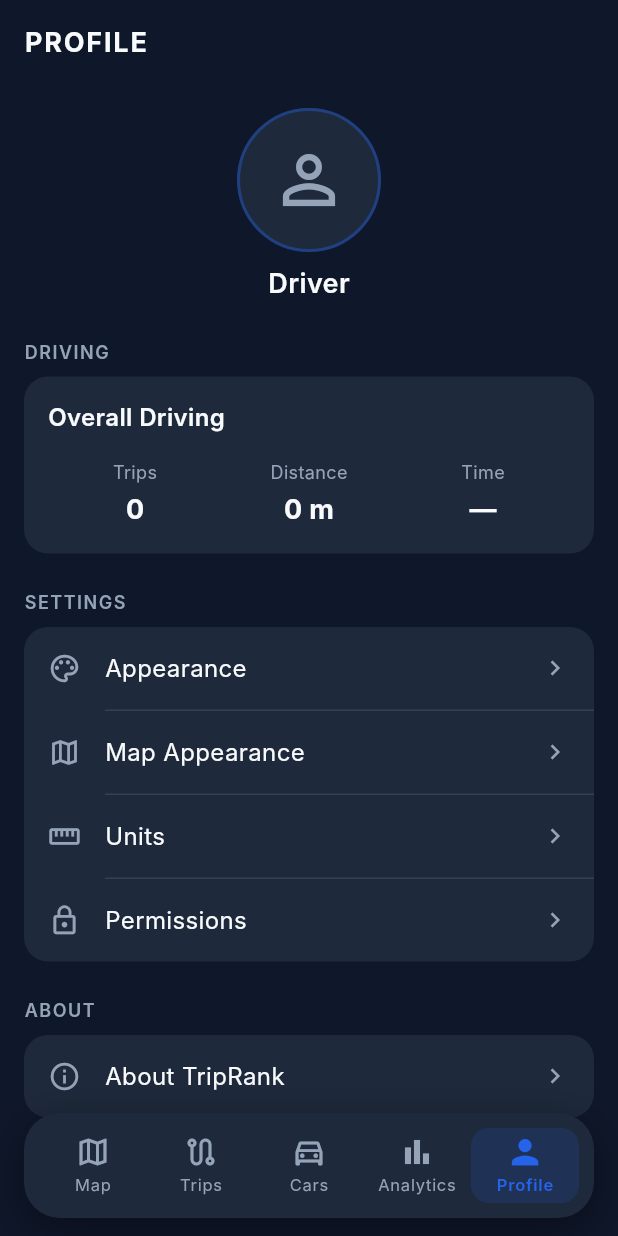
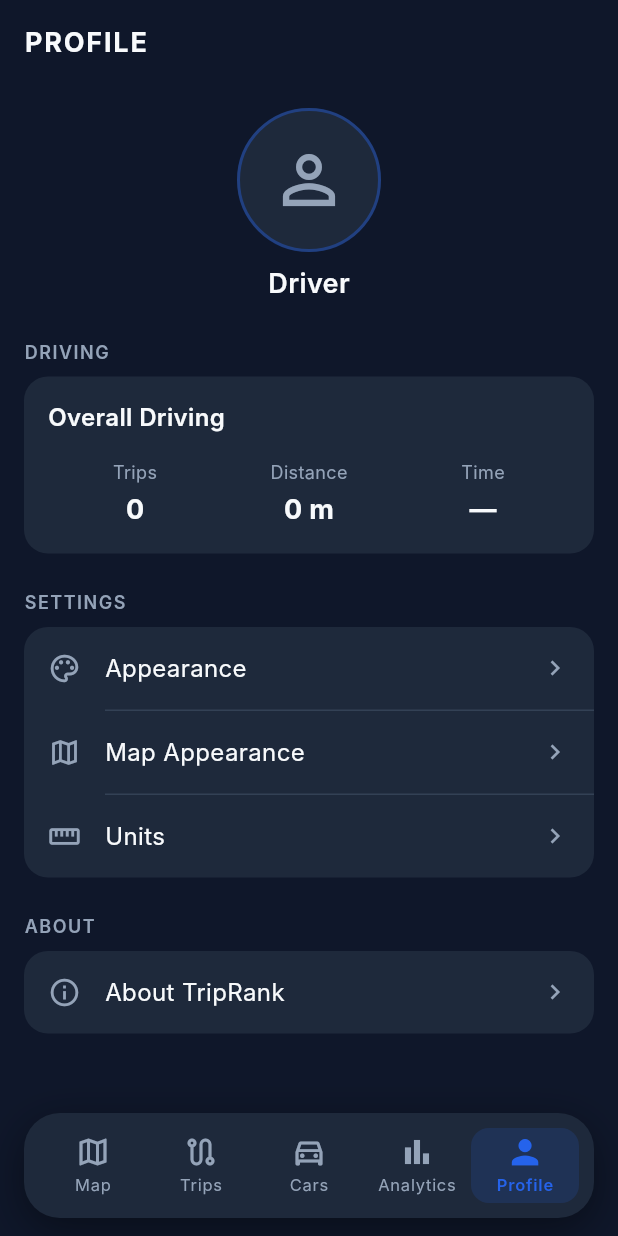
Before and after one commit to Anthobad/milage_app, a Flutter app: the screen it shows after launch, item 5 of the bottom bar chosen, on a phone screen of 412 x 824 dp. Run offline on Flutter 3.47's test engine with Material 3 defaults, Android fonts, the light colour scheme and no system bars; our stand-ins replace flutter_map, flutter_riverpod, geolocator, go_router, latlong2, shared_preferences and 1 more; missing offline and left inert: flutter_foreground_task; accounts and stored records are empty; Roboto replaces fonts that are missing (Inter).

Commit message:
remove permission in profile settings

```diff
--- a/lib/app/router.dart
+++ b/lib/app/router.dart
@@ -8,7 +8,6 @@ import '../features/profile/presentation/about_screen.dart';
 import '../features/profile/presentation/appearance_screen.dart';
 import '../features/profile/presentation/map_appearance_screen.dart';
 import '../features/profile/presentation/profile_screen.dart';
-import '../features/profile/presentation/settings_screen.dart';
 import '../features/profile/presentation/units_screen.dart';
 import '../features/trips/presentation/trip_screen.dart';
 import '../features/trips/presentation/trip_stats_screen.dart';
@@ -35,9 +34,6 @@ class AppRoutes {
 
   /// Units settings — accessed from the Profile page.
   static const String profileUnits = '/profile/settings/units';
-
-  /// Permissions settings — accessed from the Profile page.
-  static const String profilePermissions = '/profile/settings/permissions';
 
   /// About TripRank page — accessed from the Profile page.
   static const String profileAbout = '/profile/about';
@@ -144,11 +140,6 @@ final GoRouter appRouter = GoRouter(
                   path: 'settings/units',
                   builder: (context, state) => const UnitsScreen(),
                 ),
-                GoRoute(
-                  path: 'settings/permissions',
-                  builder: (context, state) =>
-                      const SettingPlaceholderScreen(title: 'Permissions'),
-                ),
                 // About TripRank
                 GoRoute(
                   path: 'about',
--- a/lib/features/profile/presentation/profile_screen.dart
+++ b/lib/features/profile/presentation/profile_screen.dart
@@ -29,8 +29,7 @@ import '../providers/profile_image_provider.dart';
 //   SETTINGS section
 //     ├── Appearance       (→ /profile/settings/appearance)
 //     ├── Map Appearance   (→ /profile/settings/map-appearance)
-//     ├── Units            (→ /profile/settings/units)
-//     └── Permissions      (→ /profile/settings/permissions)
+//     └── Units            (→ /profile/settings/units)
 //
 //   ABOUT section
 //     └── About TripRank   (→ /profile/about)
@@ -360,15 +359,8 @@ class _SettingsSectionCard extends StatelessWidget {
             key: const Key('settings_row_units'),
             icon: Icons.straighten_outlined,
             label: 'Units',
+            isLast: true,
             onTap: () => context.push(AppRoutes.profileUnits),
-          ),
-          const _Divider(),
-          _NavRow(
-            key: const Key('settings_row_permissions'),
-            icon: Icons.lock_outline,
-            label: 'Permissions',
-            isLast: true,
-            onTap: () => context.push(AppRoutes.profilePermissions),
           ),
         ],
       ),
```
Also changed, not shown: 4 other files.
